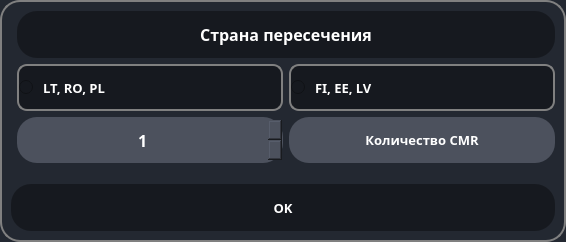
Above: qauntity_cmr_border.ui from Mashdimm/converter before the change. Below: the same form after it.
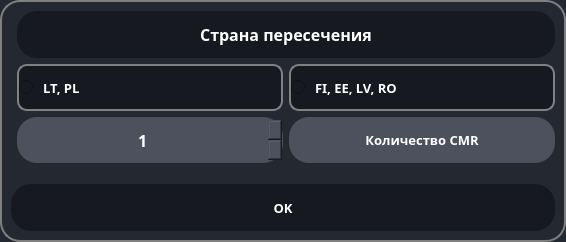
That is the form after the change.

```diff
--- a/qauntity_cmr_border.ui
+++ b/qauntity_cmr_border.ui
@@ -229,7 +229,7 @@
       <enum>Qt::LeftToRight</enum>
      </property>
      <property name="text">
-      <string>LT, RO, PL</string>
+      <string>LT, PL</string>
      </property>
     </widget>
    </item>
@@ -242,7 +242,7 @@
       </sizepolicy>
      </property>
      <property name="text">
-      <string>FI, EE, LV</string>
+      <string>FI, EE, LV, RO</string>
      </property>
     </widget>
    </item>
```
